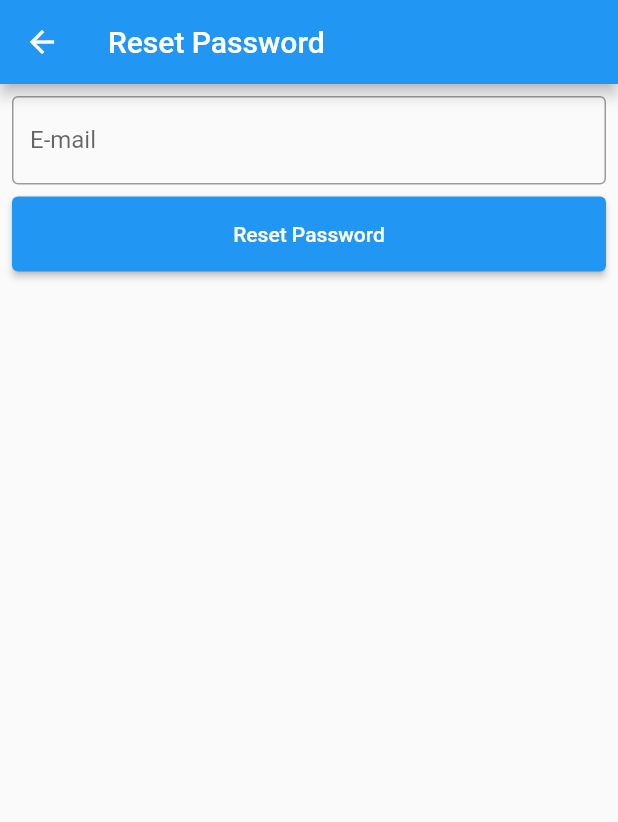
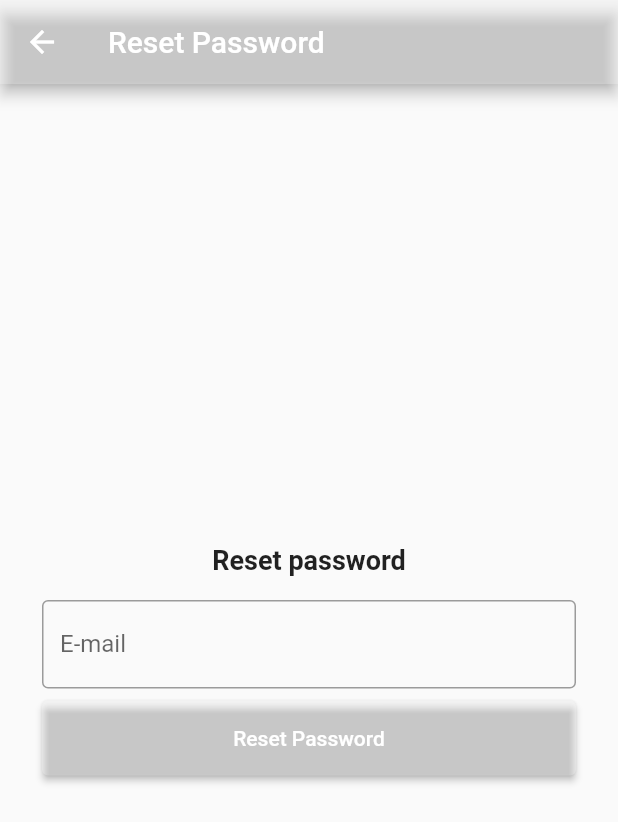
Before and after one commit to AlexandraDamaschin/SkipToTheFuture-Frontend, a Flutter app: the ResetPasswordPage screen opened directly, on a phone screen of 412 x 824 dp. Shown: the top 822 px of the screen. Run offline on Flutter 3.47's test engine with Material 2 defaults, Android fonts, the light colour scheme and no system bars; our stand-ins replace parse_server_sdk_flutter.

Commit message:
Reset password screen design for web

```diff
--- a/lib/login/reset_password.dart
+++ b/lib/login/reset_password.dart
@@ -16,14 +16,29 @@
   Widget build(BuildContext context) {
     return Scaffold(
         appBar: AppBar(
+          backgroundColor: Colors.white24,
           title: Text('Reset Password'),
         ),
-        body: SingleChildScrollView(
+        body: LayoutBuilder(builder: (context, constrains) {
+          return Center(
+              child: SingleChildScrollView(
             padding: const EdgeInsets.all(8),
             child: Column(
               crossAxisAlignment: CrossAxisAlignment.stretch,
               children: [
-              TextField(
+                  Center(
+                    child: const Text('Reset password',
+                        style: TextStyle(
+                            fontSize: 18, fontWeight: FontWeight.bold)),
+                  ),
+                  SizedBox(
+                    height: (constrains.maxWidth < 700) ? 16 : 48,
+                  ),
+                Container(
+                  margin: (constrains.maxWidth < 700)
+                      ? EdgeInsets.only(right: 20, left: 20)
+                      : EdgeInsets.only(right: 500, left: 500),
+                  child: TextField(
                     controller: controllerEmail,
                     keyboardType: TextInputType.emailAddress,
                     textCapitalization: TextCapitalization.none,
@@ -33,12 +48,19 @@
                             borderSide: BorderSide(color: Colors.black)),
                         labelText: 'E-mail'),
                   ),
+                ),
                 SizedBox(
-                height: 8,
+                  height: (constrains.maxWidth < 700) ? 8 : 24,
                 ),
                 Container(
                   height: 50,
+                  margin: (constrains.maxWidth < 700)
+                      ? EdgeInsets.only(right: 20, left: 20)
+                      : EdgeInsets.only(right: 500, left: 500),
                   child: ElevatedButton(
+                    style: ElevatedButton.styleFrom(
+                      primary: Colors.white24,
+                    ),
                     child: const Text('Reset Password'),
                     onPressed: () => doUserResetPassword(),
                   ),
@@ -46,6 +68,7 @@
               ],
             ),
           ));
+        }));
   }
 
   void doUserResetPassword() async {
```
Lines whose indentation alone changed are shown as unchanged.
